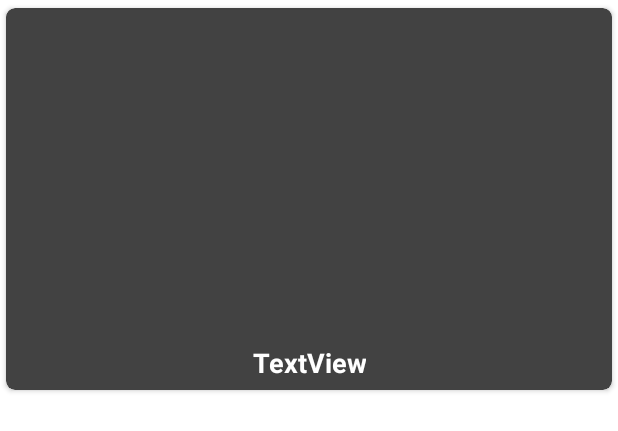
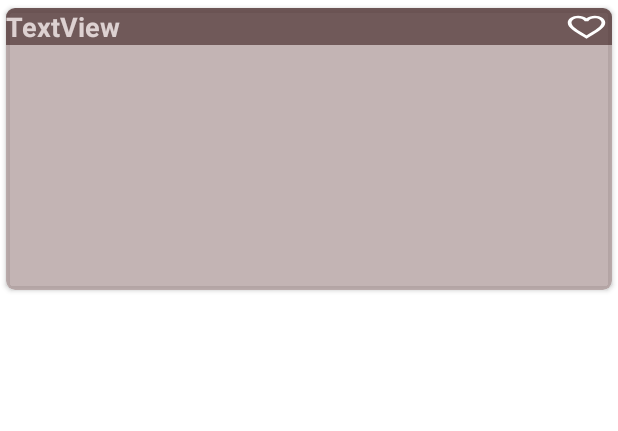
Before and after one commit to orendinur/android-final-project, an Android app: the layout item_cocktail.xml on its own in the app's theme, with its tools: preview values and no code run, on a phone screen of 412 x 824 dp. Shown: the top 431 px of the screen. Run offline under Robolectric (Android 15) with nearby library versions, the phone set to English and light mode, and no system bars.

Commit message:
search by letters not from menu tool bar

```diff
--- a/app/build.gradle
+++ b/app/build.gradle
@@ -115,4 +115,5 @@ dependencies {
     testImplementation 'junit:junit:4.13.2'
     androidTestImplementation 'androidx.test.ext:junit:1.1.3'
     androidTestImplementation 'androidx.test.espresso:espresso-core:3.4.0'
+    implementation 'androidx.core:core-ktx:1.7.0'
 }
--- a/app/src/main/java/com/example/androidfinalproject/data/loacal_db/CocktailDao.kt
+++ b/app/src/main/java/com/example/androidfinalproject/data/loacal_db/CocktailDao.kt
@@ -16,10 +16,14 @@ interface CocktailDao {
     @Query("SELECT * FROM cocktails WHERE idDrink = :id")
     fun getCocktail(id : Int) : LiveData<Cocktail>
 
+    @Query("SELECT * FROM cocktails WHERE strDrink LIKE :name")
+    fun getCocktailsByName(name : String) : LiveData<List<Cocktail>>
+
     @Insert(onConflict = OnConflictStrategy.REPLACE)
     suspend fun insertCocktail(cocktail: Cocktail)
 
     @Insert(onConflict = OnConflictStrategy.REPLACE)
     suspend fun insertCocktails(cocktails : List<Cocktail>)
 
+
 }
--- a/app/src/main/java/com/example/androidfinalproject/data/models/Cocktail.kt
+++ b/app/src/main/java/com/example/androidfinalproject/data/models/Cocktail.kt
@@ -55,5 +55,4 @@ data class Cocktail(
     val strImageAttribution	: String?,
     val strCreativeCommonsConfirmed	: String?,
     val dateModified	:	String?
-
 )
--- a/app/src/main/java/com/example/androidfinalproject/data/remote_db/CocktailRemoteDataSource.kt
+++ b/app/src/main/java/com/example/androidfinalproject/data/remote_db/CocktailRemoteDataSource.kt
@@ -9,4 +9,5 @@ class CocktailRemoteDataSource @Inject constructor(
 
     suspend fun getCocktails() = getResult { cocktailService.getAllCocktails() }
     suspend fun getCocktail(id : Int) = getResult { cocktailService.getCocktail(id) }
+    suspend fun getCocktailsByName(name : String) = getResult { cocktailService.getAllCocktailsByName(name) }
 }
--- a/app/src/main/java/com/example/androidfinalproject/data/remote_db/CocktailService.kt
+++ b/app/src/main/java/com/example/androidfinalproject/data/remote_db/CocktailService.kt
@@ -15,4 +15,6 @@ interface CocktailService {
     @GET("json/v1/1/lookup.php?")
     suspend fun getCocktail(@Query("iid") id : Int) : Response<Cocktail>
 
+    @GET("json/v1/1/search.php?")
+    suspend fun getAllCocktailsByName(@Query("s") name : String) : Response<AllCocktails>
 }
--- a/app/src/main/java/com/example/androidfinalproject/ui/MainActivity.kt
+++ b/app/src/main/java/com/example/androidfinalproject/ui/MainActivity.kt
@@ -1,5 +1,7 @@
 package com.example.androidfinalproject.ui
 
+import android.graphics.Color
+import android.graphics.drawable.ColorDrawable
 import androidx.appcompat.app.AppCompatActivity
 import android.os.Bundle
 import com.example.androidfinalproject.R
@@ -10,5 +12,7 @@ class MainActivity : AppCompatActivity() {
     override fun onCreate(savedInstanceState: Bundle?) {
         super.onCreate(savedInstanceState)
         setContentView(R.layout.activity_main)
+        supportActionBar?.title = ""
+        supportActionBar!!.setBackgroundDrawable(ColorDrawable(Color.parseColor("#000000")))
     }
 }
--- a/app/src/main/java/com/example/androidfinalproject/ui/main_page/MainPage.kt
+++ b/app/src/main/java/com/example/androidfinalproject/ui/main_page/MainPage.kt
@@ -1,10 +1,8 @@
 package com.example.androidfinalproject.ui.main_page
 
 import android.os.Bundle
+import android.view.*
 import androidx.fragment.app.Fragment
-import android.view.LayoutInflater
-import android.view.View
-import android.view.ViewGroup
 import androidx.navigation.fragment.findNavController
 import com.example.androidfinalproject.R
 import com.example.androidfinalproject.databinding.FragmentMainPageBinding
--- /dev/null
+++ b/app/src/main/res/drawable/favorite.xml
@@ -0,0 +1,5 @@
+<vector android:height="24dp" android:tint="#ff748c"
+    android:viewportHeight="24" android:viewportWidth="24"
+    android:width="24dp" xmlns:android="http://schemas.android.com/apk/res/android">
+    <path android:fillColor="@android:color/white" android:pathData="M16.5,3c-1.74,0 -3.41,0.81 -4.5,2.09C10.91,3.81 9.24,3 7.5,3 4.42,3 2,5.42 2,8.5c0,3.78 3.4,6.86 8.55,11.54L12,21.35l1.45,-1.32C18.6,15.36 22,12.28 22,8.5 22,5.42 19.58,3 16.5,3zM12.1,18.55l-0.1,0.1 -0.1,-0.1C7.14,14.24 4,11.39 4,8.5 4,6.5 5.5,5 7.5,5c1.54,0 3.04,0.99 3.57,2.36h1.87C13.46,5.99 14.96,5 16.5,5c2,0 3.5,1.5 3.5,3.5 0,2.89 -3.14,5.74 -7.9,10.05z"/>
+</vector>
--- /dev/null
+++ b/app/src/main/res/drawable/favorite_cocktail_card.xml
@@ -0,0 +1,6 @@
+<?xml version="1.0" encoding="utf-8"?>
+<vector android:height="6dp" android:tint="@color/white"
+    android:viewportHeight="24" android:viewportWidth="24"
+    android:width="6dp" xmlns:android="http://schemas.android.com/apk/res/android">
+    <path android:fillColor="@android:color/white" android:pathData="M16.5,3c-1.74,0 -3.41,0.81 -4.5,2.09C10.91,3.81 9.24,3 7.5,3 4.42,3 2,5.42 2,8.5c0,3.78 3.4,6.86 8.55,11.54L12,21.35l1.45,-1.32C18.6,15.36 22,12.28 22,8.5 22,5.42 19.58,3 16.5,3zM12.1,18.55l-0.1,0.1 -0.1,-0.1C7.14,14.24 4,11.39 4,8.5 4,6.5 5.5,5 7.5,5c1.54,0 3.04,0.99 3.57,2.36h1.87C13.46,5.99 14.96,5 16.5,5c2,0 3.5,1.5 3.5,3.5 0,2.89 -3.14,5.74 -7.9,10.05z"/>
+</vector>
--- /dev/null
+++ b/app/src/main/res/drawable/homepage.xml
@@ -0,0 +1,5 @@
+<vector android:height="24dp" android:tint="#ff748c"
+    android:viewportHeight="24" android:viewportWidth="24"
+    android:width="24dp" xmlns:android="http://schemas.android.com/apk/res/android">
+    <path android:fillColor="@android:color/white" android:pathData="M10,20v-6h4v6h5v-8h3L12,3 2,12h3v8z"/>
+</vector>
--- /dev/null
+++ b/app/src/main/res/drawable/searchcocktail.xml
@@ -0,0 +1,5 @@
+<vector android:height="24dp" android:tint="#ff748c"
+    android:viewportHeight="24" android:viewportWidth="24"
+    android:width="24dp" xmlns:android="http://schemas.android.com/apk/res/android">
+    <path android:fillColor="@android:color/white" android:pathData="M15.5,14h-0.79l-0.28,-0.27C15.41,12.59 16,11.11 16,9.5 16,5.91 13.09,3 9.5,3S3,5.91 3,9.5 5.91,16 9.5,16c1.61,0 3.09,-0.59 4.23,-1.57l0.27,0.28v0.79l5,4.99L20.49,19l-4.99,-5zM9.5,14C7.01,14 5,11.99 5,9.5S7.01,5 9.5,5 14,7.01 14,9.5 11.99,14 9.5,14z"/>
+</vector>
--- a/app/src/main/res/layout/item_cocktail.xml
+++ b/app/src/main/res/layout/item_cocktail.xml
@@ -4,24 +4,21 @@
     xmlns:tools="http://schemas.android.com/tools"
     android:layout_width="match_parent"
     android:layout_height="wrap_content"
-    android:backgroundTint="@color/cardview_dark_background"
-    android:padding="10dp"
+    android:backgroundTint="#ABA68F8F"
+    android:padding="2dp"
     app:cardCornerRadius="6dp"
-    app:cardUseCompatPadding="true"
-    app:contentPadding="6dp">
+    app:cardElevation="2dp"
+    app:cardUseCompatPadding="true">
 
-    <LinearLayout
+    <androidx.constraintlayout.widget.ConstraintLayout
         android:layout_width="match_parent"
-        android:layout_height="match_parent"
-        android:orientation="vertical">
+        android:layout_height="match_parent">
 
         <androidx.appcompat.widget.AppCompatImageView
             android:id="@+id/image"
             android:layout_width="match_parent"
             android:layout_height="188dp"
             android:layout_gravity="center|top"
-            android:layout_marginTop="10dp"
-            android:layout_marginBottom="10dp"
             android:scaleType="centerCrop"
             app:layout_constraintBottom_toBottomOf="parent"
             app:layout_constraintStart_toStartOf="parent"
@@ -29,17 +26,28 @@
 
         <TextView
             android:id="@+id/name"
-            android:layout_width="wrap_content"
+            android:layout_width="match_parent"
             android:layout_height="wrap_content"
             android:layout_gravity="center"
-            android:layout_marginTop="10dp"
-            android:gravity="center"
+            android:background="#97391B1B"
+            android:gravity="start"
             android:text="TextView"
-            android:textColor="@color/white"
+            android:textColor="#F2E3D8D8"
             android:textSize="18sp"
-            android:textStyle="bold" />
+            android:textStyle="bold"
+            app:layout_constraintStart_toStartOf="parent"
+            app:layout_constraintTop_toTopOf="@+id/image" />
 
-    </LinearLayout>
+        <androidx.appcompat.widget.AppCompatButton
+            android:layout_width="30dp"
+            android:layout_height="20dp"
+            android:layout_margin="2dp"
+            android:background="@drawable/favorite_cocktail_card"
+            app:layout_constraintBottom_toBottomOf="@+id/name"
+            app:layout_constraintEnd_toEndOf="parent"
+            app:layout_constraintTop_toTopOf="@+id/image" />
+
+    </androidx.constraintlayout.widget.ConstraintLayout>
 
 
 </androidx.cardview.widget.CardView>
```
Also changed, not shown: app/src/main/java/com/example/androidfinalproject/data/repository/CocktailRepository.kt (+13 -1 lines), app/src/main/java/com/example/androidfinalproject/ui/cocktails_search/CocktailsSearch.kt (+19 -5 lines), app/src/main/java/com/example/androidfinalproject/ui/cocktails_search/CocktailsSearchViewModel.kt (+28 -2 lines), app/src/main/java/com/example/androidfinalproject/utils/DataFunctions.kt (+21 -2 lines), app/src/main/res/drawable/search_box_design.xml (added, +10 -0 lines), app/src/main/res/drawable/search_card_text_design.xml (added, +11 -0 lines), app/src/main/res/layout/fragment_cocktails_search.xml (+28 -8 lines), app/src/main/res/menu/nav_menu.xml (added, +20 -0 lines).
